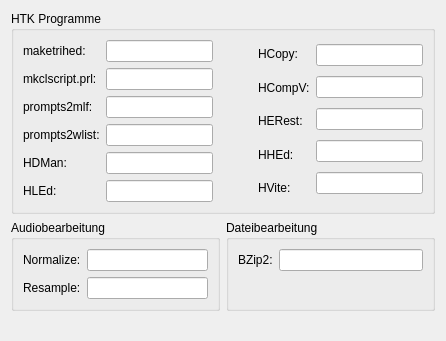
First picture: the form in ui/externalprogramms.ui, repository KDE/simon, before the edit.
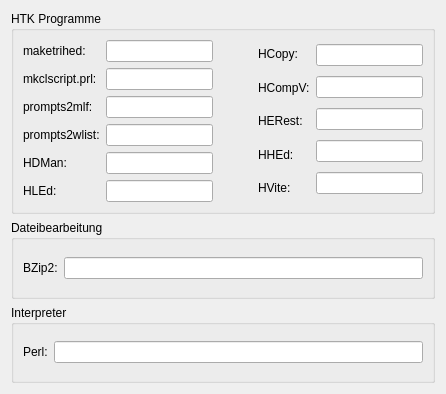
Second picture: the form after the edit. Icons and pictures are not drawn.

```diff
--- a/ui/externalprogramms.ui
+++ b/ui/externalprogramms.ui
@@ -6,7 +6,7 @@
     <x>0</x>
     <y>0</y>
     <width>446</width>
-    <height>341</height>
+    <height>394</height>
    </rect>
   </property>
   <property name="windowTitle" >
@@ -168,49 +168,7 @@
     </widget>
    </item>
    <item>
-    <layout class="QHBoxLayout" >
-     <item>
-      <widget class="QGroupBox" name="groupBox" >
-       <property name="title" >
-        <string>Audiobearbeitung</string>
-       </property>
-       <property name="flat" >
-        <bool>true</bool>
-       </property>
-       <layout class="QHBoxLayout" >
-        <item>
-         <layout class="QVBoxLayout" >
-          <item>
-           <widget class="QLabel" name="lbNormalize" >
-            <property name="text" >
-             <string>Normalize:</string>
-            </property>
-           </widget>
-          </item>
-          <item>
-           <widget class="QLabel" name="lbResample" >
-            <property name="text" >
-             <string>Resample:</string>
-            </property>
-           </widget>
-          </item>
-         </layout>
-        </item>
-        <item>
-         <layout class="QVBoxLayout" >
-          <item>
-           <widget class="QLineEdit" name="leNormalize" />
-          </item>
-          <item>
-           <widget class="QLineEdit" name="leResample" />
-          </item>
-         </layout>
-        </item>
-       </layout>
-      </widget>
-     </item>
-     <item>
-      <widget class="QGroupBox" name="groupBox_2" >
+    <widget class="QGroupBox" name="gbFileProcessing" >
        <property name="title" >
         <string>Dateibearbeitung</string>
        </property>
@@ -221,7 +179,7 @@
         <item>
          <layout class="QHBoxLayout" >
           <item>
-           <widget class="QLabel" name="label" >
+         <widget class="QLabel" name="lbBzip" >
             <property name="text" >
              <string>BZip2:</string>
             </property>
@@ -236,36 +194,38 @@
           </item>
          </layout>
         </item>
+     </layout>
+    </widget>
+   </item>
         <item>
-         <spacer>
-          <property name="orientation" >
-           <enum>Qt::Vertical</enum>
-          </property>
-          <property name="sizeHint" >
-           <size>
-            <width>20</width>
-            <height>40</height>
-           </size>
-          </property>
-         </spacer>
+    <widget class="QGroupBox" name="gbInterpreter" >
+     <property name="title" >
+      <string>Interpreter</string>
+     </property>
+     <property name="flat" >
+      <bool>true</bool>
+     </property>
+     <layout class="QVBoxLayout" >
+      <item>
+       <layout class="QHBoxLayout" >
+        <item>
+         <widget class="QLabel" name="lbPerl" >
+          <property name="text" >
+           <string>Perl:</string>
+          </property>
+         </widget>
         </item>
-       </layout>
+        <item>
+         <widget class="QLineEdit" name="lePerl" >
+          <property name="text" >
+           <string/>
+          </property>
       </widget>
      </item>
     </layout>
    </item>
-   <item>
-    <spacer>
-     <property name="orientation" >
-      <enum>Qt::Vertical</enum>
-     </property>
-     <property name="sizeHint" >
-      <size>
-       <width>20</width>
-       <height>40</height>
-      </size>
-     </property>
-    </spacer>
+     </layout>
+    </widget>
    </item>
   </layout>
  </widget>
```
Lines whose indentation alone changed are shown as unchanged.
